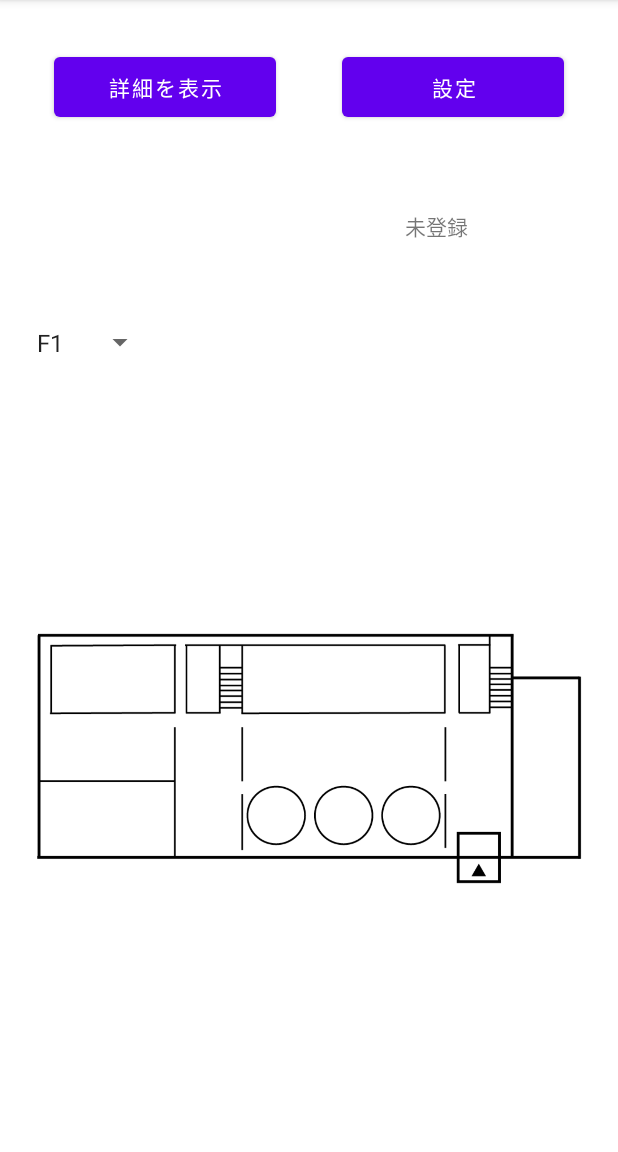
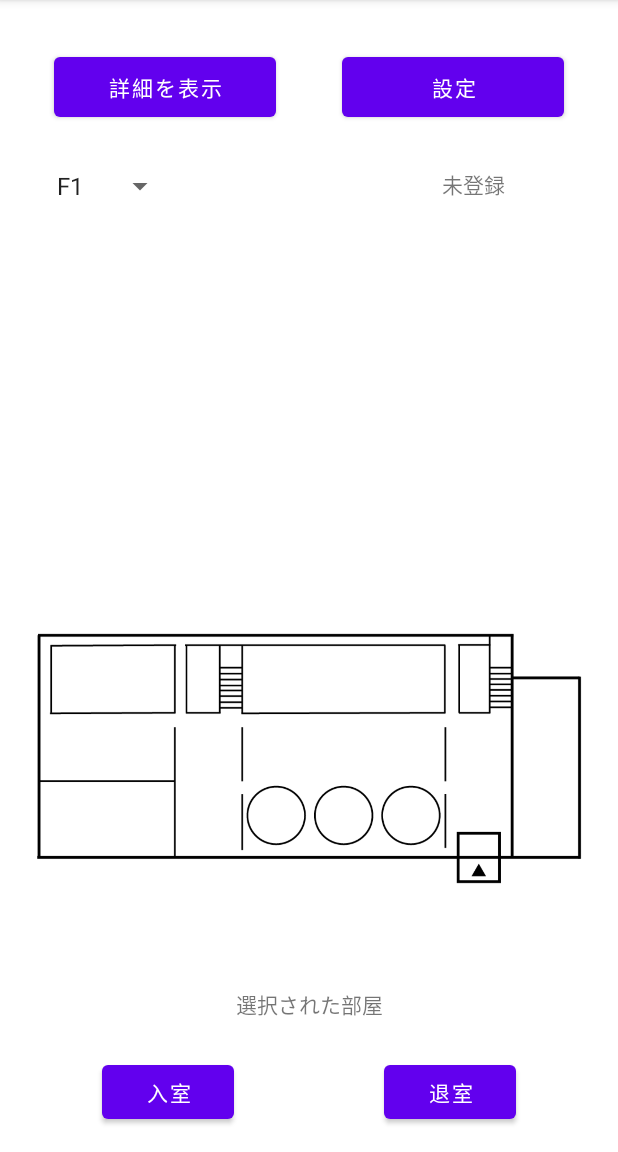
Before and after one commit to FunLocks/team2008, an Android app: the screen it shows after launch (MainActivity), on a phone screen of 412 x 824 dp, the part 84-1236 px from its top. Run offline under Robolectric (Android 15) with nearby library versions, the phone set to English and light mode, and no system bars; our stand-ins replace Firebase (no records; nobody signed in at launch, a user with empty details on screens opened directly).

Commit message:
[add]#7, #24. connected server, setting hoge

```diff
--- a/Lets-Katikomi/app/build.gradle
+++ b/Lets-Katikomi/app/build.gradle
@@ -3,6 +3,8 @@ plugins {
     id 'kotlin-android'
     id 'kotlin-android-extensions'
 }
+
+apply plugin: 'com.google.gms.google-services'
 
 android {
     compileSdkVersion 30
@@ -40,7 +42,9 @@ dependencies {
     implementation 'androidx.appcompat:appcompat:1.2.0'
     implementation 'com.google.android.material:material:1.2.1'
     implementation 'androidx.constraintlayout:constraintlayout:2.0.4'
+    implementation 'com.google.firebase:firebase-firestore-ktx:22.0.0'
     testImplementation 'junit:junit:4.+'
     androidTestImplementation 'androidx.test.ext:junit:1.1.2'
     androidTestImplementation 'androidx.test.espresso:espresso-core:3.3.0'
+    implementation platform('com.google.firebase:firebase-bom:26.1.1')
 }
--- a/Lets-Katikomi/app/src/main/java/com/example/lets_katikomi/setting.kt
+++ b/Lets-Katikomi/app/src/main/java/com/example/lets_katikomi/setting.kt
@@ -21,7 +21,7 @@ class setting : AppCompatActivity() {
         //データの型に合わせたメソッドでデータを読み取る。
         //第１引数→保存に指定したキー,第２引数→キーがないときの返すデータ
 
-        val editText = findViewById<EditText>(R.id.editTextTextPersonName2)
+        val editText = findViewById<EditText>(R.id.name)
         editText.setText(storedText)
         //EditTextに読み取ったデータ表示してる
 
--- a/Lets-Katikomi/app/src/main/res/layout/activity_main.xml
+++ b/Lets-Katikomi/app/src/main/res/layout/activity_main.xml
@@ -33,13 +33,12 @@
     <Spinner
         android:id="@+id/spinner"
         android:layout_width="87dp"
-        android:layout_height="63dp"
-        android:layout_marginBottom="508dp"
+        android:layout_height="0dp"
+        android:layout_marginStart="30dp"
+        android:layout_marginTop="28dp"
         android:entries="@array/arrayFloor"
-        app:layout_constraintBottom_toBottomOf="parent"
-        app:layout_constraintEnd_toEndOf="parent"
-        app:layout_constraintHorizontal_bias="0.052"
-        app:layout_constraintStart_toStartOf="parent" />
+        app:layout_constraintStart_toStartOf="parent"
+        app:layout_constraintTop_toBottomOf="@+id/button2" />
 
     <Button
         android:id="@+id/button3"
@@ -54,11 +53,44 @@
 
     <TextView
         android:id="@+id/username"
+        android:layout_width="87dp"
+        android:layout_height="wrap_content"
+        android:layout_marginTop="28dp"
+        android:layout_marginEnd="30dp"
+        android:text="username"
+        android:textSize="14sp"
+        app:layout_constraintEnd_toEndOf="parent"
+        app:layout_constraintTop_toBottomOf="@+id/button3" />
+
+    <Button
+        android:id="@+id/button"
         android:layout_width="wrap_content"
         android:layout_height="wrap_content"
-        android:layout_marginTop="56dp"
-        android:layout_marginEnd="100dp"
-        android:text="username"
-        app:layout_constraintEnd_toEndOf="parent"
-        app:layout_constraintTop_toBottomOf="@+id/button3" />
+        android:layout_marginStart="68dp"
+        android:layout_marginBottom="16dp"
+        android:onClick="onClickEnter"
+        android:text="入室"
+        app:layout_constraintBottom_toBottomOf="parent"
+        app:layout_constraintStart_toStartOf="parent" />
+
+    <Button
+        android:id="@+id/button5"
+        android:layout_width="wrap_content"
+        android:layout_height="wrap_content"
+        android:layout_marginEnd="68dp"
+        android:layout_marginBottom="16dp"
+        android:onClick="onClickLeave"
+        android:text="退室"
+        app:layout_constraintBottom_toBottomOf="parent"
+        app:layout_constraintEnd_toEndOf="parent" />
+
+    <TextView
+        android:id="@+id/selectedRoom"
+        android:layout_width="wrap_content"
+        android:layout_height="wrap_content"
+        android:layout_marginBottom="24dp"
+        android:text="選択された部屋"
+        app:layout_constraintBottom_toTopOf="@+id/button5"
+        app:layout_constraintEnd_toEndOf="@+id/mapView"
+        app:layout_constraintStart_toStartOf="@+id/mapView" />
 </androidx.constraintlayout.widget.ConstraintLayout>
--- a/Lets-Katikomi/build.gradle
+++ b/Lets-Katikomi/build.gradle
@@ -8,6 +8,7 @@ buildscript {
     dependencies {
         classpath "com.android.tools.build:gradle:4.1.1"
         classpath "org.jetbrains.kotlin:kotlin-gradle-plugin:$kotlin_version"
+        classpath 'com.google.gms:google-services:4.3.4'
 
         // NOTE: Do not place your application dependencies here; they belong
         // in the individual module build.gradle files
```
Also changed, not shown: Lets-Katikomi/app/src/main/java/com/example/lets_katikomi/MainActivity.kt (+45 -0 lines), Lets-Katikomi/app/src/main/res/layout/activity_setting.xml (+20 -6 lines), 1 other file.
